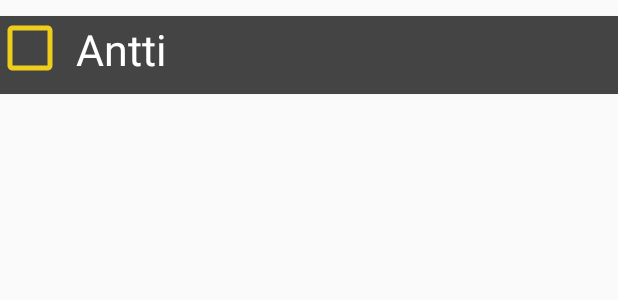
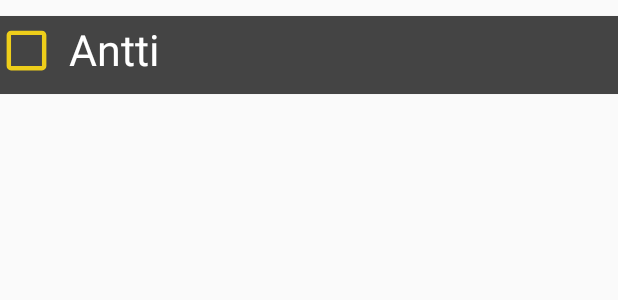
Before and after one commit to antsakontsa/FrisBee-Caddy, an Android app: the layout new_game_player_item.xml on its own in the app's theme, with its tools: preview values and no code run, on a phone screen of 412 x 824 dp. Shown: the top 300 px of the screen. Run offline under Robolectric (Android 15) with nearby library versions, the phone set to English and light mode, and no system bars.

```diff
--- a/app/src/main/res/drawable/custom_checkbox.xml
+++ b/app/src/main/res/drawable/custom_checkbox.xml
@@ -1,7 +1,7 @@
 <?xml version="1.0" encoding="utf-8"?>
 
 <selector xmlns:android="http://schemas.android.com/apk/res/android">
-    <item android:drawable="@drawable/ic_check_box_outline" android:state_checked="false"></item>
+    <item android:drawable="@drawable/ic_check_box_unchecked" android:state_checked="false"></item>
 
-    <item android:drawable="@drawable/ic_check_box" android:state_checked="true"></item>
+    <item android:drawable="@drawable/ic_check_box_checked" android:state_checked="true"></item>
 </selector>
--- a/app/src/main/res/drawable/ic_check_box.xml
+++ b/app/src/main/res/drawable/ic_check_box_checked.xml
@@ -1,6 +1,6 @@
 <vector xmlns:android="http://schemas.android.com/apk/res/android"
-    android:width="40dp"
-    android:height="40dp"
+    android:width="35dp"
+    android:height="35dp"
     android:tint="#FFF"
     android:viewportWidth="24.0"
     android:viewportHeight="24.0">
--- a/app/src/main/res/drawable/ic_check_box_outline.xml
+++ b/app/src/main/res/drawable/ic_check_box_unchecked.xml
@@ -1,6 +1,6 @@
 <vector xmlns:android="http://schemas.android.com/apk/res/android"
-    android:width="40dp"
-    android:height="40dp"
+    android:width="35dp"
+    android:height="35dp"
     android:tint="#EECE1A"
     android:viewportWidth="24.0"
     android:viewportHeight="24.0">
--- a/app/src/main/res/layout/new_game_player_item.xml
+++ b/app/src/main/res/layout/new_game_player_item.xml
@@ -21,7 +21,7 @@
             android:layout_alignParentTop="true"
             android:layout_marginStart="0dp"
             android:layout_marginLeft="0dp"
-            android:layout_marginTop="@dimen/_1sdp"
+            android:layout_marginTop="@dimen/_4sdp"
             android:button="@drawable/custom_checkbox" />
 
         <TextView
```
Also changed, not shown: app/src/main/java/com/example/frisbeecaddy/ActivityNewCourse.java (+20 -0 lines), app/src/main/java/com/example/frisbeecaddy/ActivityPlayers.java (+33 -8 lines).
